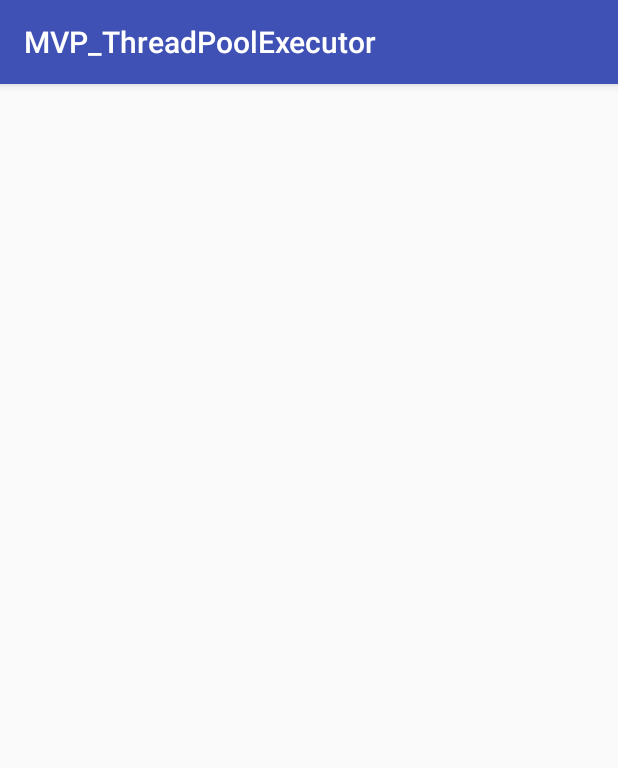
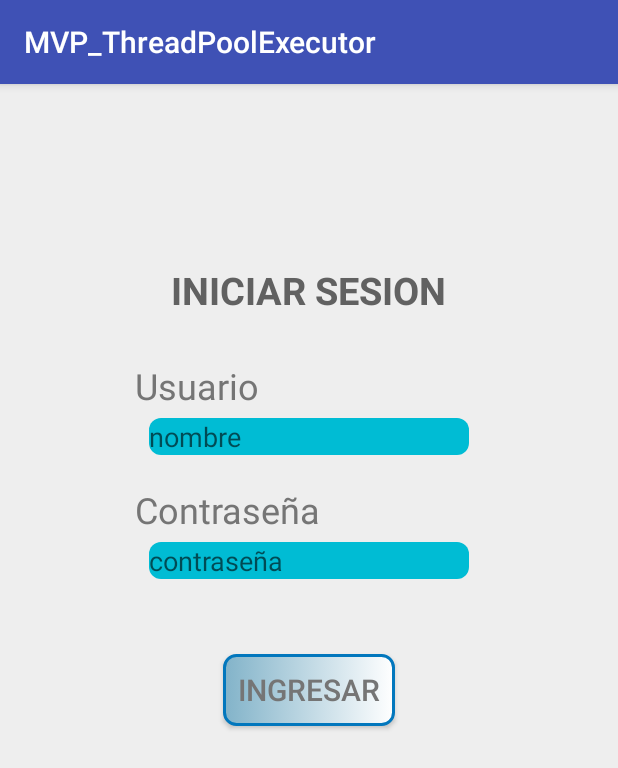
Before and after one commit to montes8/MVP_ThreadPoolExecutor, an Android app: the LoginActivity screen opened directly, with no data from a screen before it, on a phone screen of 412 x 824 dp. Shown: the top 768 px of the screen. Run offline under Robolectric (Android 15) with nearby library versions, the phone set to English and light mode, and no system bars.

Commit message:
implementando interfas LoginView en el activity

```diff
--- a/app/src/main/AndroidManifest.xml
+++ b/app/src/main/AndroidManifest.xml
@@ -18,7 +18,8 @@
             </intent-filter>
         </activity>
         <activity android:name=".LoginActivity" />
-        <activity android:name=".RegisterActivity"></activity>
+        <activity android:name=".RegisterActivity" />
+        <activity android:name=".HomeActivity"></activity>
     </application>
 
 </manifest>
--- a/app/src/main/java/com/example/tayler_gabbi/mvp_threadpoolexecutor/LoginActivity.java
+++ b/app/src/main/java/com/example/tayler_gabbi/mvp_threadpoolexecutor/LoginActivity.java
@@ -3,14 +3,26 @@ package com.example.tayler_gabbi.mvp_threadpoolexecutor;
 import android.content.Intent;
 import android.support.v7.app.AppCompatActivity;
 import android.os.Bundle;
+import android.widget.Button;
+import android.widget.EditText;
 import android.widget.Toast;
 
-public class LoginActivity extends AppCompatActivity {
+import com.example.tayler_gabbi.mvp_threadpoolexecutor.view.LoginView;
+
+public class LoginActivity extends AppCompatActivity implements LoginView{
+
+    private EditText editPass,editUser;
+    private Button logearse;
 
     @Override
     protected void onCreate(Bundle savedInstanceState) {
         super.onCreate(savedInstanceState);
         setContentView(R.layout.activity_login);
+
+
+        editUser = findViewById(R.id.edit_usuario);
+        editPass = findViewById(R.id.edit_pasword);
+        logearse = findViewById(R.id.button_ingresar);
 
      /*   DefaultExecutorSupplier.getInstance().forBackgroundTasks().execute(new Runnable() {
 
@@ -38,4 +50,24 @@ public class LoginActivity extends AppCompatActivity {
     }
 });*/
     }
+
+    @Override
+    public void loginValidations() {
+
+        Toast.makeText(LoginActivity.this, "Debes ingresar campos correspondientes", Toast.LENGTH_LONG).show();
+    }
+
+    @Override
+    public void loginSuccess() {
+        Intent intent = new Intent(LoginActivity.this,HomeActivity.class);
+        startActivity(intent);
+        editUser.setText("");
+        editPass.setText("");
+        finish();
+    }
+
+    @Override
+    public void loginError() {
+        Toast.makeText(LoginActivity.this, "Usuario o Contraseña Incorrectos", Toast.LENGTH_LONG).show();
+    }
 }
--- a/app/src/main/res/layout/activity_login.xml
+++ b/app/src/main/res/layout/activity_login.xml
@@ -1,9 +1,89 @@
 <?xml version="1.0" encoding="utf-8"?>
-<android.support.constraint.ConstraintLayout xmlns:android="http://schemas.android.com/apk/res/android"
+<RelativeLayout
+    xmlns:android="http://schemas.android.com/apk/res/android"
     xmlns:app="http://schemas.android.com/apk/res-auto"
     xmlns:tools="http://schemas.android.com/tools"
     android:layout_width="match_parent"
     android:layout_height="match_parent"
+    android:background="@color/principal_fondo"
     tools:context=".LoginActivity">
 
-</android.support.constraint.ConstraintLayout>
+    <TextView
+        android:id="@+id/text_sesion"
+        android:layout_width="wrap_content"
+        android:layout_height="wrap_content"
+        android:text="INICIAR SESION"
+        android:layout_centerHorizontal="true"
+        android:layout_marginTop="120dp"
+        android:textStyle="bold"
+        android:textColor="@color/titulo"
+        android:textSize="25sp"
+        />
+
+    <TextView
+        android:id="@+id/text_view_usuario"
+        android:layout_width="wrap_content"
+        android:layout_height="wrap_content"
+        android:layout_below="@+id/text_sesion"
+        android:layout_marginStart="90dp"
+        android:textSize="24sp"
+        android:layout_marginTop="30dp"
+        android:textColor="@color/subtitulo"
+        android:text="Usuario"/>
+
+    <EditText
+        android:id="@+id/edit_usuario"
+        android:layout_width="wrap_content"
+        android:layout_height="wrap_content"
+        android:layout_centerHorizontal="true"
+        android:hint="nombre"
+        android:layout_marginTop="5dp"
+        android:layout_below="@+id/text_view_usuario"
+        android:ems="10"
+        android:drawablePadding="10dp"
+        android:background="@drawable/fondo_sesion"
+        android:inputType="textPersonName"
+        />
+
+    <TextView
+        android:id="@+id/text_view_password"
+        android:layout_width="wrap_content"
+        android:layout_height="wrap_content"
+        android:layout_below="@+id/edit_usuario"
+        android:layout_marginStart="90dp"
+        android:textSize="24sp"
+        android:layout_marginTop="20dp"
+        android:textColor="@color/subtitulo"
+        android:text="Contraseña"/>
+
+    <EditText
+        android:id="@+id/edit_pasword"
+        android:layout_width="wrap_content"
+        android:layout_height="wrap_content"
+        android:layout_below="@+id/text_view_password"
+        android:layout_centerHorizontal="true"
+        android:hint="contraseña"
+        android:drawablePadding="10dp"
+        android:layout_marginTop="5dp"
+        android:ems="10"
+        android:background="@drawable/fondo_sesion"
+        android:inputType="textPassword"
+        />
+
+    <Button
+        android:id="@+id/button_ingresar"
+        android:layout_width="wrap_content"
+        android:layout_height="wrap_content"
+        android:layout_below="@+id/edit_pasword"
+        android:layout_centerHorizontal="true"
+        android:layout_marginTop="50dp"
+        android:textSize="20sp"
+        android:textColor="#757575"
+        android:padding="10dp"
+        android:background="@drawable/btn_fondo"
+        android:text="INGRESAR"/>
+
+
+
+
+</RelativeLayout>
```
Also changed, not shown: app/src/main/java/com/example/tayler_gabbi/mvp_threadpoolexecutor/HomeActivity.java (added, +13 -0 lines), app/src/main/res/layout/activity_home.xml (added, +9 -0 lines), app/src/main/res/layout/activity_register.xml (+57 -2 lines).
